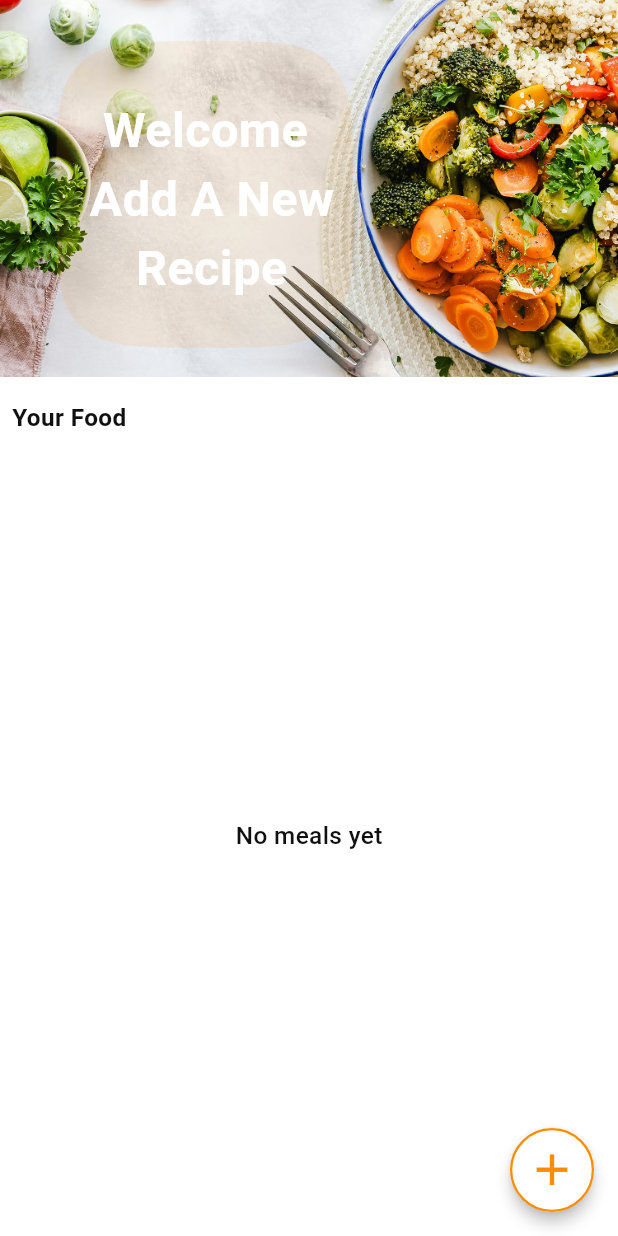
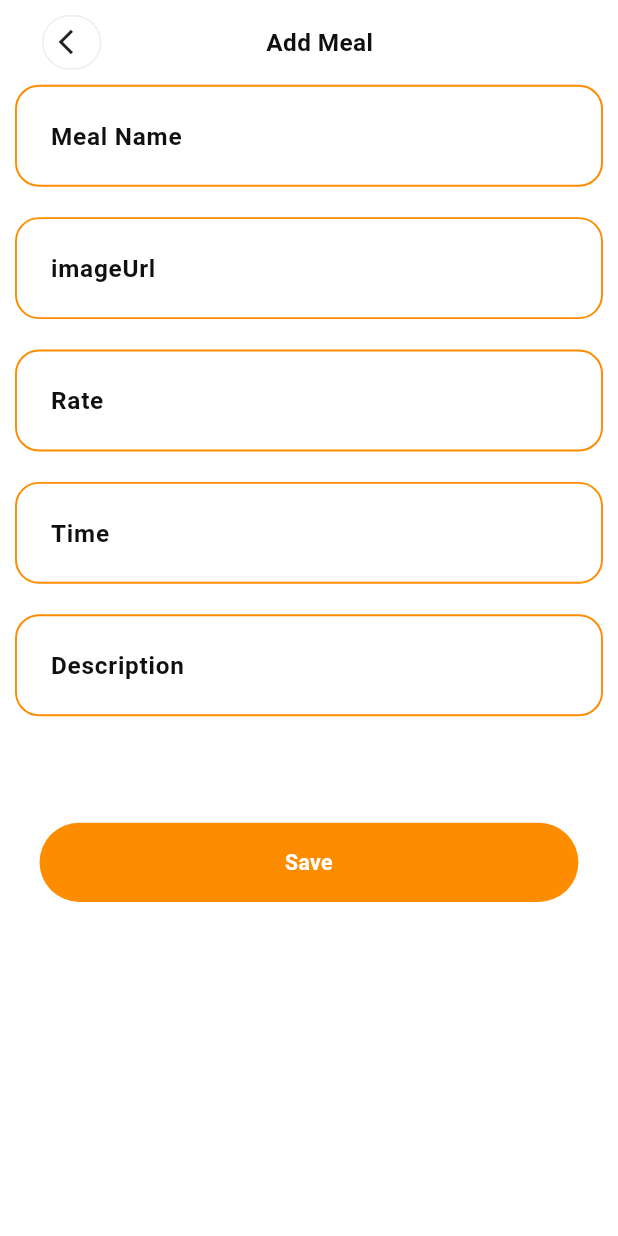
Before and after one commit to sohibemad122/meals_app, a Flutter app: the screen it shows after launch, after a tap on the "add" icon, on a phone screen of 412 x 824 dp. Run offline on Flutter 3.47's test engine with Material 3 defaults, Android fonts, the phone set to English and light mode, and no system bars; our stand-ins replace cached_network_image, carousel_slider, flutter_screenutil, shared_preferences, sqflite; accounts and stored records are empty.

Commit message:
implement AddMealScreen with form validation and DB integration

```diff
--- a/lib/Features/home/home_page.dart
+++ b/lib/Features/home/home_page.dart
@@ -2,7 +2,9 @@ import 'package:flutter/material.dart';
 import 'package:meals_app/Features/home/data/db_helper.dart';
 import 'package:meals_app/Features/home/widgets/food_item_widget.dart';
 import 'package:meals_app/Features/home/widgets/topbar_and_text.dart';
+import 'package:meals_app/core/Helpers/extension.dart';
 import 'package:meals_app/core/Helpers/spacing.dart';
+import 'package:meals_app/core/Routing/routes.dart';
 import 'package:meals_app/core/Theme/app_colors.dart';
 import 'package:meals_app/core/Theme/text_styles.dart';
 
@@ -88,7 +90,7 @@ class _HomePageState extends State<HomePage> {
           borderRadius: BorderRadius.circular(40),
           side: BorderSide(color: AppColors.mainColor, width: 1.5),
         ),
-        onPressed: () {},
+        onPressed: () => context.pushNamed(Routes.mealPage),
         child: Icon(Icons.add, color: AppColors.mainColor, size: 35),
       ),
     );
--- /dev/null
+++ b/lib/Features/meal/add_meal_screen.dart
@@ -0,0 +1,150 @@
+import 'package:flutter/material.dart';
+import 'package:flutter_screenutil/flutter_screenutil.dart';
+import 'package:meals_app/Features/home/data/db_helper.dart';
+import 'package:meals_app/Features/home/data/models/home_model.dart';
+import 'package:meals_app/Features/meal/widgets/appbar_meal_page.dart';
+import 'package:meals_app/Features/meal/widgets/custom_text_form_feild.dart';
+import 'package:meals_app/core/Helpers/extension.dart';
+import 'package:meals_app/core/Helpers/spacing.dart';
+import 'package:meals_app/core/Routing/routes.dart';
+import 'package:meals_app/core/Theme/app_colors.dart';
+import 'package:meals_app/core/Theme/text_styles.dart';
+
+class AddMealScreen extends StatefulWidget {
+  const AddMealScreen({super.key});
+
+  @override
+  State<AddMealScreen> createState() => _AddMealScreenState();
+}
+
+class _AddMealScreenState extends State<AddMealScreen> {
+  final GlobalKey<FormState> _formKey = GlobalKey<FormState>();
+
+  TextEditingController mealNameController = TextEditingController();
+  TextEditingController imageUrlController = TextEditingController();
+  TextEditingController rateController = TextEditingController();
+  TextEditingController descriptionController = TextEditingController();
+  TextEditingController timeController = TextEditingController();
+
+  DbHelper dbHelper = DbHelper.instance;
+
+  bool isLoading = false;
+
+  @override
+  Widget build(BuildContext context) {
+    return Scaffold(
+      backgroundColor: AppColors.white,
+      body: SafeArea(
+        child: Padding(
+          padding: const EdgeInsets.symmetric(horizontal: 10.0),
+          child: SingleChildScrollView(
+            child: Form(
+              key: _formKey,
+              child: isLoading
+                  ? const Center(child: CircularProgressIndicator())
+                  : Column(
+                      children: [
+                        const AppbarMealPage(),
+                        AppTextFormField(
+                          hinttext: 'Meal Name',
+                          keyboardType: TextInputType.text,
+
+                          validator: (value) {
+                            if (value!.isEmpty) {
+                              return "please add meal name";
+                            }
+                          },
+                          controller: mealNameController,
+                        ),
+                        verticalspace(20),
+                        AppTextFormField(
+                          keyboardType: TextInputType.url,
+
+                          hinttext: 'imageUrl',
+                          validator: (value) {
+                            if (value!.isEmpty) {
+                              return "please add ImageUrl";
+                            }
+                          },
+                          controller: imageUrlController,
+                        ),
+                        verticalspace(20),
+
+                        AppTextFormField(
+                          keyboardType: TextInputType.number,
+                          hinttext: 'Rate',
+                          validator: (value) {
+                            if (value!.isEmpty) {
+                              return "please add Rate";
+                            }
+                          },
+                          controller: rateController,
+                        ),
+                        verticalspace(20),
+
+                        AppTextFormField(
+                          hinttext: 'Time',
+                          keyboardType: TextInputType.datetime,
+                          validator: (value) {
+                            if (value!.isEmpty) {
+                              return "please add Time";
+                            }
+                          },
+                          controller: timeController,
+                        ),
+                        verticalspace(20),
+
+                        AppTextFormField(
+                          hinttext: 'Description',
+                          controller: descriptionController,
+                          keyboardType: TextInputType.text,
+                          validator: (value) {
+                            if (value!.isEmpty) {
+                              return "please add Description";
+                            }
+                          },
+                        ),
+                        verticalspace(70),
+                        GestureDetector(
+                          onTap: () {
+                            if (_formKey.currentState!.validate()) {
+                              setState(() => isLoading = true);
+
+                              HomeModel meal = HomeModel(
+                                name: mealNameController.text,
+                                imageUrl: imageUrlController.text,
+                                description: descriptionController.text,
+                                time: timeController.text,
+                                rate: rateController.text,
+                              );
+                              dbHelper.insertMeal(meal).then((value) {
+                                context.pushReplacementNamed(Routes.homePage);
+                              });
+                            }
+                          },
+
+                          child: Container(
+                            height: 52.h,
+                            width: 327.w,
+                            decoration: BoxDecoration(
+                              borderRadius: BorderRadius.circular(50),
+                              color: AppColors.mainColor,
+                            ),
+                            child: Center(
+                              child: Text(
+                                'Save',
+                                style: TextStyles.font14WhiteSemibold,
+                                textAlign: TextAlign.center,
+                              ),
+                            ),
+                          ),
+                        ),
+                      ],
+                    ),
+            ),
+          ),
+        ),
+      ),
+    );
+  }
+}
--- /dev/null
+++ b/lib/Features/meal/widgets/appbar_meal_page.dart
@@ -0,0 +1,41 @@
+import 'package:flutter/material.dart';
+import 'package:flutter_screenutil/flutter_screenutil.dart';
+import 'package:meals_app/core/Helpers/extension.dart';
+import 'package:meals_app/core/Helpers/spacing.dart';
+import 'package:meals_app/core/Theme/app_colors.dart';
+import 'package:meals_app/core/Theme/text_styles.dart';
+
+class AppbarMealPage extends StatelessWidget {
+  const AppbarMealPage({super.key});
+
+  @override
+  Widget build(BuildContext context) {
+    return Padding(
+      padding: const EdgeInsets.symmetric(horizontal: 18.0, vertical: 10),
+      child: Row(
+        children: [
+          Container(
+            width: 36.w,
+            height: 36.h,
+            decoration: BoxDecoration(
+              color: AppColors.white,
+              borderRadius: BorderRadius.circular(100),
+              border: Border.all(color: AppColors.Neutral30, width: 1),
+            ),
+            child: Padding(
+              padding: const EdgeInsets.symmetric(horizontal: 10.0),
+              child: GestureDetector(
+                onTap: () => context.pop(),
+                child: Icon(Icons.arrow_back_ios, size: 20),
+              ),
+            ),
+          ),
+
+          horizontalspace(100),
+
+          Text('Add Meal', style: TextStyles.font16Neutral100SemiBold),
+        ],
+      ),
+    );
+  }
+}
--- /dev/null
+++ b/lib/Features/meal/widgets/custom_text_form_feild.dart
@@ -0,0 +1,89 @@
+import 'package:flutter/material.dart';
+import 'package:flutter_screenutil/flutter_screenutil.dart';
+import 'package:meals_app/core/Theme/app_colors.dart';
+import 'package:meals_app/core/Theme/text_styles.dart';
+
+class AppTextFormField extends StatelessWidget {
+  final EdgeInsetsGeometry? contentPadding;
+  final InputBorder? focusedBorder;
+  final InputBorder? enabledBorder;
+  final TextStyle? inputTextStyle;
+  final TextStyle? hintStyle;
+  final String hinttext;
+  final bool? isObscureText;
+  final Widget? suffixIcon;
+  final TextInputType? keyboardType;
+  final TextEditingController? controller;
+  final Function(String?) validator;
+
+  const AppTextFormField({
+    super.key,
+    this.contentPadding,
+    this.focusedBorder,
+    this.enabledBorder,
+    this.inputTextStyle,
+    this.hintStyle,
+    this.keyboardType,
+    required this.hinttext,
+    this.isObscureText,
+    this.suffixIcon,
+    this.controller,
+    required this.validator,
+  });
+
+  @override
+  Widget build(BuildContext context) {
+    return TextFormField(
+      keyboardType: keyboardType,
+      controller: controller,
+      decoration: InputDecoration(
+        isDense: true,
+        contentPadding:
+            contentPadding ??
+            EdgeInsets.symmetric(vertical: 20.w, horizontal: 18.w),
+        focusedBorder:
+            focusedBorder ??
+            OutlineInputBorder(
+              borderRadius: BorderRadius.circular(16),
+              borderSide: const BorderSide(
+                color: AppColors.mainColor,
+                width: 1,
+              ),
+            ),
+        enabledBorder:
+            enabledBorder ??
+            OutlineInputBorder(
+              borderRadius: BorderRadius.circular(16),
+              borderSide: const BorderSide(
+                color: AppColors.mainColor,
+                width: 1.3,
+              ),
+            ),
+
+        errorBorder: OutlineInputBorder(
+          borderSide: const BorderSide(color: Colors.red, width: 1.3),
+          borderRadius: BorderRadius.circular(16.0),
+        ),
+
+        focusedErrorBorder: OutlineInputBorder(
+          borderSide: const BorderSide(color: Colors.red, width: 1.3),
+          borderRadius: BorderRadius.circular(16.0),
+        ),
+
+        hintStyle: hintStyle ?? TextStyles.font16Neutral100SemiBold,
+        hintText: hinttext,
+        suffixIcon: suffixIcon,
+        suffixIconColor: AppColors.mainColor,
+        fillColor: AppColors.white,
+        filled: true,
+      ),
+      cursorColor: AppColors.black,
+      obscureText: isObscureText ?? false,
+
+      style: TextStyles.font16Neutral100Medium,
+      validator: (value) {
+        return validator(value);
+      },
+    );
+  }
+}
--- a/lib/core/Routing/app_router.dart
+++ b/lib/core/Routing/app_router.dart
@@ -1,5 +1,6 @@
 import 'package:flutter/material.dart';
 import 'package:meals_app/Features/home/home_page.dart';
+import 'package:meals_app/Features/meal/add_meal_screen.dart';
 import 'package:meals_app/Features/onboarding/onboarding_page.dart';
 import 'package:meals_app/core/Routing/routes.dart';
 
@@ -11,6 +12,8 @@ class AppRouters {
 
       case Routes.homePage:
         return MaterialPageRoute(builder: (_) => const HomePage());
+      case Routes.mealPage:
+        return MaterialPageRoute(builder: (_) => const AddMealScreen());
     }
     return null;
   }
--- a/lib/core/Routing/routes.dart
+++ b/lib/core/Routing/routes.dart
@@ -1,4 +1,5 @@
 class Routes {
   static const String onboardingPage = '/onboardingPage';
   static const String homePage = '/homepage';
+  static const String mealPage = '/mealpage';
 }
--- a/lib/core/Theme/app_colors.dart
+++ b/lib/core/Theme/app_colors.dart
@@ -5,4 +5,5 @@ class AppColors {
   static const Color white = Colors.white;
   static const Color black = Colors.black;
   static const Color Neutral100 = Color(0xff101010);
+  static const Color Neutral30 = Color(0xffEDEDED);
 }
```
